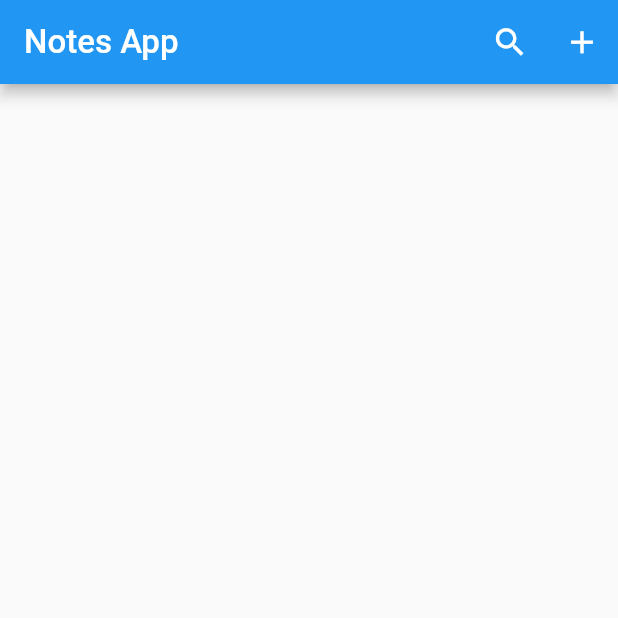
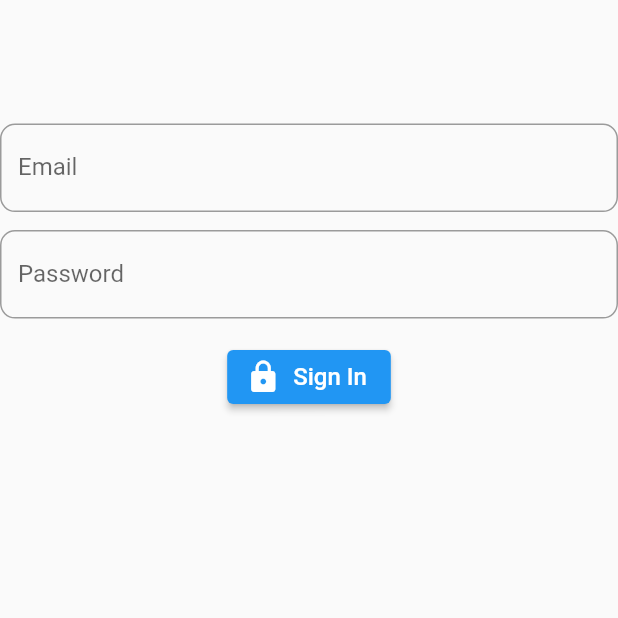
Before and after one commit to kuberanb/Firebase_Notes_App, a Flutter app: the screen it shows after launch, on a phone screen of 412 x 824 dp, the top half of it. Run offline on Flutter 3.47's test engine with Material 2 defaults, Android fonts, the phone set to English and light mode, and no system bars; our stand-ins replace cloud_firestore, email_validator, firebase_auth, firebase_core; accounts and stored records are empty.

Commit message:
Basic Sign in Added

```diff
--- /dev/null
+++ b/lib/Screens/login_page.dart
@@ -0,0 +1,102 @@
+import 'package:email_validator/email_validator.dart';
+import 'package:firebase_auth/firebase_auth.dart';
+import 'package:flutter/material.dart';
+
+class LoginPage extends StatefulWidget {
+  const LoginPage({super.key});
+
+  @override
+  State<LoginPage> createState() => _LoginPageState();
+}
+
+class _LoginPageState extends State<LoginPage> {
+  final emailController = TextEditingController();
+  final passwordController = TextEditingController();
+
+  @override
+  void dispose() {
+    // TODO: implement dispose
+    emailController.dispose();
+    passwordController.dispose();
+    super.dispose();
+  }
+
+  @override
+  Widget build(BuildContext context) {
+    final screenHeight = MediaQuery.of(context).size.height;
+    // final screenWidth = MediaQuery.of(context).size.width;
+
+    final formKey = GlobalKey<FormState>();
+
+    return SafeArea(
+      child: Form(
+        key: formKey,
+        child: Column(
+          children: [
+            SizedBox(
+              height: 0.1 * screenHeight,
+            ),
+            TextFormField(
+              controller: emailController,
+              validator: ((value) {
+                if (value != null && !EmailValidator.validate(value)) {
+                  return 'Enter Valid Email';
+                } else {
+                  return null;
+                }
+              }),
+              decoration: InputDecoration(
+                  labelText: 'Email',
+                  border: OutlineInputBorder(
+                    borderRadius: BorderRadius.circular(10),
+                  )),
+            ),
+            const SizedBox(
+              height: 12,
+            ),
+            TextFormField(
+              controller: passwordController,
+              validator: (value) {
+                if (value != null && value.isEmpty) {
+                  return 'Enter Password';
+                } else if (value != null && value.length < 6) {
+                  return 'Enter min 6 Characters';
+                } else {
+                  return null;
+                }
+              },
+              decoration: InputDecoration(
+                  labelText: 'Password',
+                  border: OutlineInputBorder(
+                    borderRadius: BorderRadius.circular(10),
+                  )),
+            ),
+            const SizedBox(
+              height: 15,
+            ),
+            ElevatedButton.icon(
+              onPressed: () {
+                formKey.currentState!.validate();
+                SignIn();
+              },
+              icon: const Icon(
+                Icons.lock,
+                color: Colors.white,
+              ),
+              label: const Text(
+                'Sign In',
+                style: TextStyle(color: Colors.white, fontSize: 16),
+              ),
+            ),
+          ],
+        ),
+      ),
+    );
+  }
+
+  Future SignIn() async {
+    await FirebaseAuth.instance.signInWithEmailAndPassword(
+        email: emailController.text.trim(),
+        password: passwordController.text.trim());
+  }
+}
--- /dev/null
+++ b/lib/Screens/main_page.dart
@@ -0,0 +1,25 @@
+import 'package:firebase_auth/firebase_auth.dart';
+import 'package:firebase_todo/Screens/notes_List.dart';
+import 'package:flutter/material.dart';
+
+import 'login_page.dart';
+
+class MainPage extends StatelessWidget {
+  const MainPage({super.key});
+
+  @override
+  Widget build(BuildContext context) {
+    return Scaffold(
+      body: StreamBuilder<User?>(
+        stream: FirebaseAuth.instance.authStateChanges(),
+        builder: ((context, snapshot) {
+          if (snapshot.hasData) {
+            return const NotesList();
+          } else {
+            return const LoginPage();
+          }
+        }),
+      ),
+    );
+  }
+}
--- a/lib/main.dart
+++ b/lib/main.dart
@@ -1,4 +1,5 @@
 import 'package:firebase_core/firebase_core.dart';
+import 'package:firebase_todo/Screens/main_page.dart';
 import 'package:firebase_todo/Screens/notes_List.dart';
 import 'package:flutter/material.dart';
 
@@ -22,7 +23,7 @@ class MyApp extends StatelessWidget {
 
         primarySwatch: Colors.blue,
       ),
-      home: const NotesList(),
+      home: const MainPage(),
     );
   }
 }
--- a/pubspec.yaml
+++ b/pubspec.yaml
@@ -31,7 +31,8 @@ environment:
 dependencies:
   cloud_firestore: ^4.2.0
   cupertino_icons: ^1.0.2
-
+  email_validator: ^2.1.17
+  firebase_auth: ^4.2.0
   flutter:
     sdk: flutter
 
```
Also changed, not shown: pubspec.lock, 1 other file.
